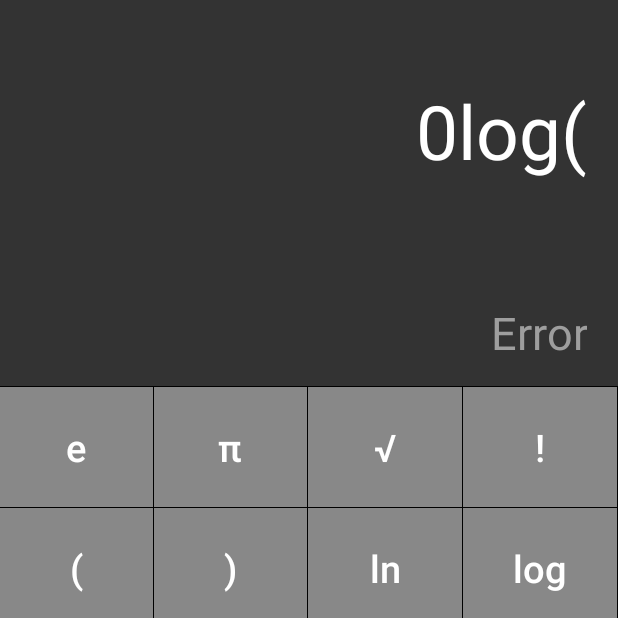
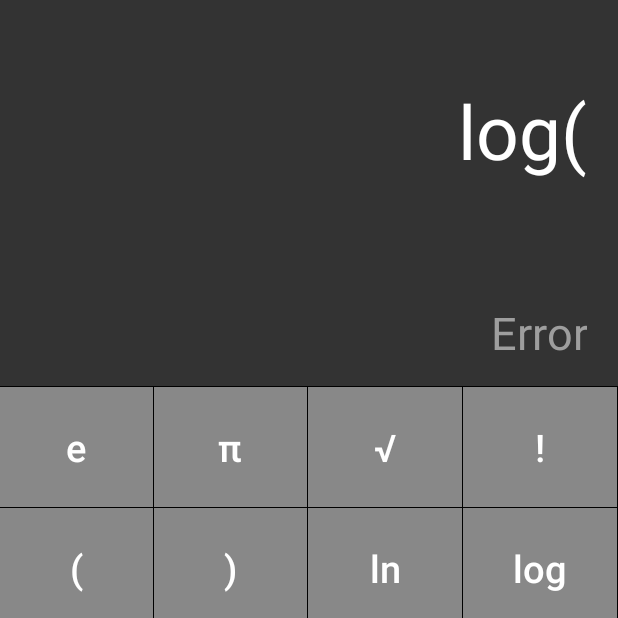
Before and after one commit to PopTudor/calculator-app, an Android app: the screen it shows after launch (MainActivity), after a tap on "log", on a phone screen of 412 x 824 dp, the top half of it. Run offline under Robolectric (Android 15) with nearby library versions, the phone set to English and light mode, and no system bars; 1 statement that could not run was skipped.

Commit message:
fixed consecutive √ square roots

```diff
--- a/app/src/main/java/tudor/com/supercalc/MainActivityFragment.java
+++ b/app/src/main/java/tudor/com/supercalc/MainActivityFragment.java
@@ -264,55 +264,45 @@ public class MainActivityFragment extends Fragment {
 		mButtonLogarithm.setOnClickListener(new View.OnClickListener() {
 			@Override
 			public void onClick(View v) {
-				String str = mTextViewDetail.getText().toString();
-				mTextViewDetail.setText(str + "log(");
+				setTextView("log(");
 			}
 		});
-
 		mButtonLogarithmNat.setOnClickListener(new View.OnClickListener() {
 			@Override
 			public void onClick(View v) {
-				String str = mTextViewDetail.getText().toString();
-				mTextViewDetail.setText(str + "ln(");
+				setTextView("ln(");
 			}
 		});
-
 		mButtonPi.setOnClickListener(new View.OnClickListener() {
 			@Override
 			public void onClick(View v) {
-				String str = mTextViewDetail.getText().toString();
-				mTextViewDetail.setText(str + getString(R.string.pi));
+				setTextView(getString(R.string.pi));
 			}
 		});
 		mButtonE.setOnClickListener(new View.OnClickListener() {
 			@Override
 			public void onClick(View v) {
-				String str = mTextViewDetail.getText().toString();
-				mTextViewDetail.setText(str + getString(R.string.e));
+				setTextView(getString(R.string.e));
 			}
 		});
-
 		mButtonEqual.setOnClickListener(new View.OnClickListener() {
 			@Override
 			public void onClick(View v) {
 	//todo
 			}
 		});
-
 		mButtonBracketOpen.setOnClickListener(new View.OnClickListener() {
 			@Override
 			public void onClick(View v) {
 				setTextView("(");
 			}
 		});
-
 		mButtonBracketClose.setOnClickListener(new View.OnClickListener() {
 			@Override
 			public void onClick(View v) {
 				setTextView(")");
 			}
 		});
-
 		mButtonDel.setOnClickListener(new View.OnClickListener() {
 			@Override
 			public void onClick(View v) {
--- a/app/src/main/java/tudor/com/supercalc/PrepareString.java
+++ b/app/src/main/java/tudor/com/supercalc/PrepareString.java
@@ -34,9 +34,9 @@ public class PrepareString {
 	 */
 	private static String fixInvalidEnd(String str) {
 		StringBuilder builder = new StringBuilder(str);
-		while (str.length()>0
-				&& isOperator(builder.charAt(builder.length()-1))
-				|| builder.charAt(builder.length()-1)=='(')// 3(, 3(( it useles to solve this like 3() or 3(())
+		while (builder.length()>0
+				&& (isOperator(builder.charAt(builder.length()-1))
+				|| builder.charAt(builder.length()-1)=='('))// 3(, 3(( it useles to solve this like 3() or 3(())
 			builder.deleteCharAt(builder.length() - 1);
 		return builder.toString();
 	}
@@ -134,7 +134,7 @@ public class PrepareString {
 	}
 
 	public static String operatorMapping(String expression){
-		String tmp = expression.replaceAll("×","*").replaceAll("÷","/");
+		String tmp = expression.replaceAll("×","*").replaceAll("÷","/").replaceAll("√","(sqrt\\()");
 		return tmp;
 	}
 }
--- a/app/src/main/res/layout-v21/fragment_main.xml
+++ b/app/src/main/res/layout-v21/fragment_main.xml
@@ -37,7 +37,7 @@
                 android:gravity="bottom|clip_vertical|right"
                 android:layout_marginRight="15dp"
                 android:layout_marginLeft="15dp"
-                android:text="@string/zero"/>
+                />
 
             <TextView
                 android:layout_width="match_parent"
--- a/app/src/main/res/layout/fragment_main.xml
+++ b/app/src/main/res/layout/fragment_main.xml
@@ -36,7 +36,6 @@
                 android:textStyle="normal"
                 android:selectAllOnFocus="false"
                 android:hint="0"
-                android:text="@string/zero"
                 android:layout_marginLeft="15dp"
                 android:layout_marginRight="15dp"/>
 
```
